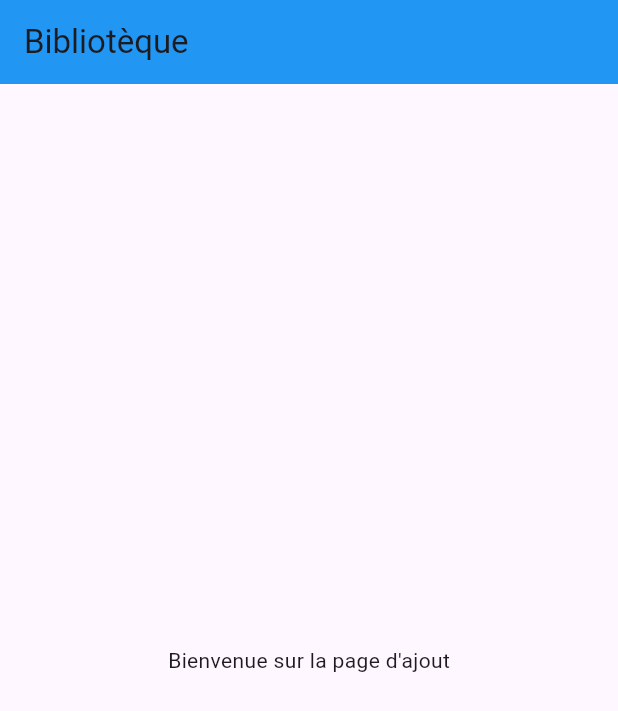
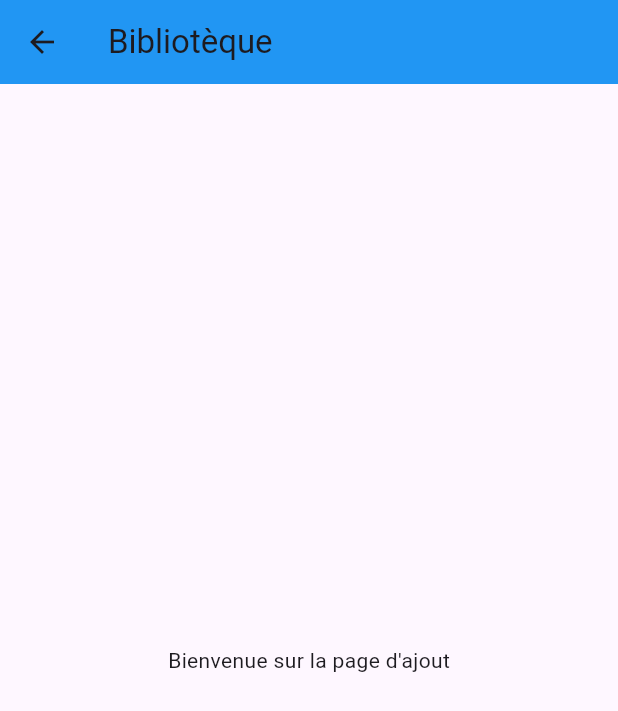
Before and after one commit to NKJ1908/BiblitoqueApp, a Flutter app: the screen it shows after launch, after a tap on the "add" icon, on a phone screen of 412 x 824 dp. Shown: the top 711 px of the screen. Run offline on Flutter 3.47's test engine with Material 3 defaults, Android fonts, the light colour scheme and no system bars.

Commit message:
Second commit

```diff
--- a/lib/main.dart
+++ b/lib/main.dart
@@ -1,4 +1,4 @@
-import 'package:biblioteque/sreen/book_list.dart';
+import 'package:biblioteque/screens/book_list.dart';
 import 'package:flutter/material.dart';
 
 void main() {
--- a/lib/sreen/add_book.dart
+++ b/lib/screens/add_book.dart
@@ -10,8 +10,7 @@ class AddUpdatePage extends StatefulWidget {
 class _AddUpdatePageState extends State<AddUpdatePage> {
   @override
   Widget build(BuildContext context) {
-    return MaterialApp(
-      home: Scaffold(
+    return Scaffold(
       appBar: AppBar(
         title: Text("Bibliotèque"),
         backgroundColor: Colors.blue,
@@ -19,7 +18,6 @@ class _AddUpdatePageState extends State<AddUpdatePage> {
       body: Center(
         child: Text("Bienvenue sur la page d'ajout"),
       )
-      ),
     );
   }
 }
--- /dev/null
+++ b/lib/screens/book_list.dart
@@ -0,0 +1,70 @@
+import 'package:biblioteque/screens/add_book.dart';
+import 'package:biblioteque/screens/details_page.dart';
+import 'package:flutter/material.dart';
+
+class HomePage extends StatefulWidget {
+  const HomePage({super.key});
+
+  @override
+  State<HomePage> createState() => _HomePageState();
+}
+
+class _HomePageState extends State<HomePage> {
+  final books = [
+    {
+      "titre":"Bible",
+      "auteur":"DIEU",
+      "image":"assets/images/book.jpg",
+    },
+    {
+      "titre":"Power",
+      "auteur":"Peter GREEN",
+      "image":"assets/images/book.jpg",
+    },
+    {
+      "titre":"Demain dès l'aube",
+      "auteur":"Victor HUGO",
+      "image":"assets/images/book.jpg",
+    },
+    {
+      "titre":"Misérables",
+      "auteur":"Victor HUGO",
+      "image":"assets/images/book.jpg",
+    }
+  ];
+  @override
+  Widget build(BuildContext context) {
+    return Scaffold(
+        appBar: AppBar(
+          title: Text("Accueil"),
+          backgroundColor: Colors.blue,
+        ),
+        body: Center(
+          child: ListView.builder(
+            itemCount: books.length,
+            itemBuilder: (context, index){
+              final book = books[index];
+              final String? titre = book["titre"];
+              final String? auteur = book["auteur"];
+              final String? image = book["image"];
+              return Card(
+                margin: EdgeInsets.all(10),
+                child: ListTile(
+                  leading: Image(image: AssetImage(image??"pas d'image")),
+                  title: Text(titre?? "Pas de titre", style: TextStyle(fontSize: 20),),
+                  subtitle: Text(auteur?? "pas d'auteur",style: TextStyle(fontSize: 15),),
+                  trailing: Icon(Icons.more_vert),iconColor: Colors.red,
+                  onTap: () {
+                    Navigator.push(context, MaterialPageRoute(builder: (context)=>DetailsPage()));
+                  },
+                ),
+              );
+            },
+          ),
+        ),
+        floatingActionButton: FloatingActionButton(onPressed: (){
+          Navigator.push(context, MaterialPageRoute(builder: (context)=>AddUpdatePage()));
+        },child: Icon(Icons.add),tooltip: "Ajouter un livre",),
+    );
+  }
+}
--- a/lib/sreen/book_list.dart
+++ /dev/null
@@ -1,44 +0,0 @@
-import 'package:biblioteque/sreen/add_book.dart';
-import 'package:flutter/material.dart';
-
-class HomePage extends StatefulWidget {
-  const HomePage({super.key});
-
-  @override
-  State<HomePage> createState() => _HomePageState();
-}
-
-class _HomePageState extends State<HomePage> {
-  @override
-  Widget build(BuildContext context) {
-    return  MaterialApp(
-      debugShowCheckedModeBanner: false,
-      home: Scaffold(
-        appBar: AppBar(
-          title: Text("Accueil"),
-          backgroundColor: Colors.blue,
-        ),
-        body: Center(
-          child: ListView(
-            children: [
-              Card(
-                margin: EdgeInsets.all(10),
-                child: ListTile(
-                  leading: Image(image: AssetImage("assets/images/book.jpg")),
-                  title: Text("Titre du livre", style: TextStyle(fontSize: 20),),
-                  subtitle: Text("Nom de l'auteur",style: TextStyle(fontSize: 15),),
-                  trailing: Icon(Icons.more_vert),iconColor: Colors.red,
-                  onTap: () {
-                  },
-                ),
-              ),
-            ],
-          ),
-        ),
-        floatingActionButton: FloatingActionButton(onPressed: (){
-          Navigator.push(context, MaterialPageRoute(builder: (context)=>AddUpdatePage()));
-        },child: Icon(Icons.add),tooltip: "Ajouter un livre",),
-      ),
-    );
-  }
-}
```
Also changed, not shown: lib/screens/details_page.dart (added, +23 -0 lines).
